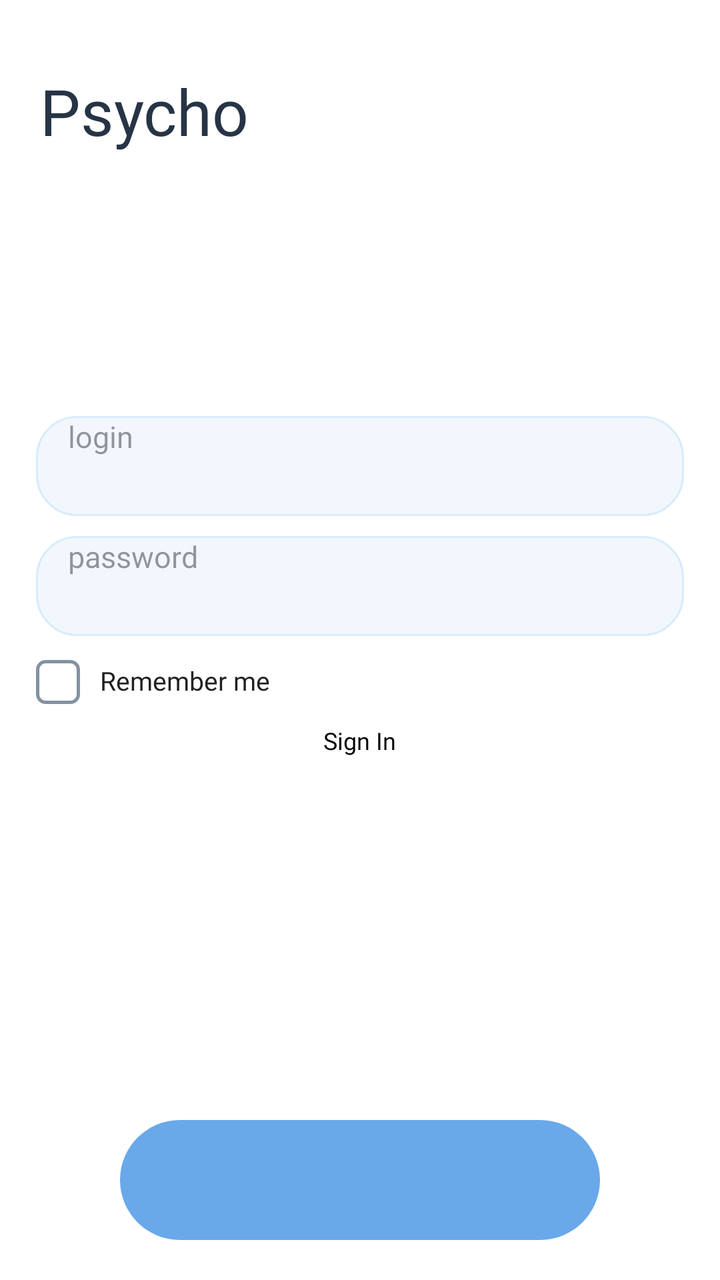
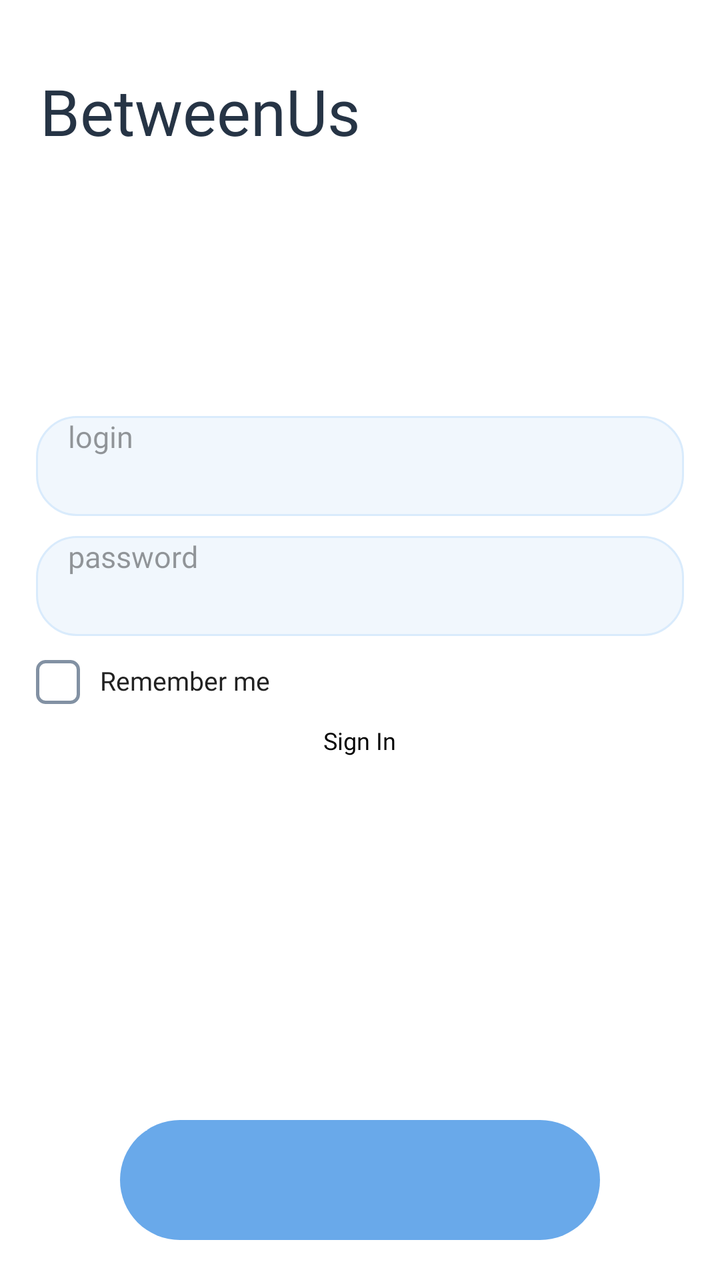

Before-and-after screenshots of an Android layout around one commit, followed by the original layout XML and the change that was made.
<!-- AndroidManifest.xml: application theme Theme.App.Starting -->
<!-- res/layout/login_activity.xml -->
<?xml version="1.0" encoding="utf-8"?>
    <FrameLayout xmlns:android="http://schemas.android.com/apk/res/android"
        android:orientation="vertical"
        android:layout_width="match_parent"
        android:layout_height="match_parent">
        <TextView
            android:id="@+id/icon"
            android:layout_width="wrap_content"
            android:layout_height="wrap_content"
            android:textColor="#263445"
            android:fontFamily="@font/coolvetica"
            android:text="Psycho"
            android:textSize="32sp"
            android:layout_marginStart="20dp"
            android:layout_marginTop="34dp"/>
        <LinearLayout
            android:layout_marginBottom="24dp"
            android:layout_gravity="center"
            android:layout_width="match_parent"
            android:layout_height="wrap_content"
            android:orientation="vertical">
            <EditText
                android:textSize="15dp"
                android:fontFamily="@font/geistmedium"
                android:textCursorDrawable="@color/black"
                android:hint="@string/login"
                android:textColor="@color/black"
                android:textColorHint="@color/black40"
                android:paddingLeft="16dp"
                android:id="@+id/login_space"
                android:layout_height="50dp"
                android:layout_width="match_parent"
                android:layout_marginLeft="18dp"
                android:layout_marginRight="18dp"
                android:background="@drawable/round_block"/>
            <EditText
                android:textSize="15dp"
                android:inputType="textPassword"
                android:fontFamily="@font/geistmedium"
                android:textCursorDrawable="@color/black"
                android:hint="@string/password"
                android:textColor="@color/black"
                android:textColorHint="@color/black40"
                android:paddingLeft="16dp"
                android:layout_marginTop="10dp"
                android:id="@+id/password_space"
                android:layout_height="50dp"
                android:layout_width="match_parent"
                android:layout_marginLeft="18dp"
                android:layout_marginRight="18dp"
                android:background="@drawable/round_block"/>
            <CheckBox
                android:id="@+id/cb_remember_me"
                android:layout_width="wrap_content"
                android:layout_height="wrap_content"
                android:layout_marginLeft="18dp"
                android:layout_marginStart="18dp"
                android:layout_marginTop="12dp"
                android:fontFamily="@font/geistmedium"
                android:text="@string/rememberme"
                android:textColor="@color/black"
                android:textSize="13sp"
                android:button="@drawable/checkbox"
                android:buttonTint="@null"
                android:gravity="center_vertical"
                android:minWidth="0dp"
                android:minHeight="0dp"
                android:paddingStart="10dp"
                android:paddingLeft="10dp"
                android:paddingTop="0dp"
                android:paddingBottom="0dp"
                android:includeFontPadding="false"/>
            <Button
                android:fontFamily="@font/geistmedium"
                android:background="@null"
                android:layout_marginTop="10dp"
                android:layout_gravity="center"
                android:textAllCaps="false"
                android:id="@+id/btn_go_to_reg"
                android:layout_width="wrap_content"
                android:layout_height="22dp"
                android:text="@string/signed_in"
                android:stateListAnimator="@null"
                android:textSize="12sp" />

        </LinearLayout>
        <Button
            android:stateListAnimator="@null"
            android:elevation="0dp"
            android:layout_marginBottom="20dp"
            android:layout_gravity="bottom"
            android:textAllCaps="false"
            android:layout_width="match_parent"
            android:layout_marginRight="60dp"
            android:layout_marginLeft="60dp"
            android:layout_height="60dp"
            android:background="@drawable/blue2_round_button"
            android:text="@string/login_for_button"
            android:id="@+id/login_btn"
            android:textColor="@color/background_color"
            android:fontFamily="@font/geistmedium"/>
    </FrameLayout>
<!-- resources referenced by this layout -->
<resources>
  <color name="background_color">#FFFFFF</color>
  <color name="black">#212121</color>
  <color name="black40">#66000000</color>
  <!-- drawable blue2_round_button (drawable) -->
  <?xml version="1.0" encoding="utf-8"?>
  <shape xmlns:android="http://schemas.android.com/apk/res/android">
      <solid android:color="#69A9EA"/>
      <corners android:radius="50dp"/>
  </shape>
  <!-- drawable checkbox (drawable) -->
  <?xml version="1.0" encoding="utf-8"?>
  <selector xmlns:android="http://schemas.android.com/apk/res/android">
  
      
      <item android:state_checked="true">
          <layer-list>
  
              
              <item>
                  <shape android:shape="rectangle">
                      <size
                          android:width="22dp"
                          android:height="22dp"/>
                      <corners android:radius="4dp"/>
                      <solid android:color="@android:color/transparent"/>
                      <stroke
                          android:width="1.5dp"
                          android:color="#347FC4"/>
                  </shape>
              </item>
  
              
              <item
                  android:drawable="@drawable/ic_check_blue"
                  android:top="2dp"
                  android:bottom="2dp"
                  android:left="2dp"
                  android:right="2dp"/>
  
          </layer-list>
      </item>
  
      
      <item>
          <shape android:shape="rectangle">
              <size
                  android:width="22dp"
                  android:height="22dp"/>
              <corners android:radius="4dp"/>
              <solid android:color="@android:color/transparent"/>
              <stroke
                  android:width="1.5dp"
                  android:color="#8291A3"/>
          </shape>
      </item>
  
  </selector>
  <!-- drawable round_block (drawable) -->
  <?xml version="1.0" encoding="utf-8"?>
  <shape xmlns:android="http://schemas.android.com/apk/res/android">
      <solid android:color="#F1F7FD"/>
      <corners android:radius="20dp"/>
      <stroke
          android:width="1dp"
          android:color="#D9EBFC"/>
  </shape>
  <string name="login">login</string>
  <string name="login_for_button">Log In</string>
  <string name="password">password</string>
  <string name="rememberme">Remember me</string>
  <string name="signed_in">Sign In</string>
  <style name="Theme.App.Starting" parent="Theme.SplashScreen">
          <item name="windowSplashScreenBackground">@color/background_color</item>
          <item name="windowSplashScreenAnimatedIcon">@drawable/icon_app_psycho_svg</item>
          <item name="postSplashScreenTheme">@style/Theme.PsychoApp</item>
      </style>
  <!-- drawable ic_check_blue (drawable) -->
  <vector xmlns:android="http://schemas.android.com/apk/res/android"
      android:width="18dp"
      android:height="18dp"
      android:viewportWidth="24"
      android:viewportHeight="24">
  
      <path
          android:fillColor="#347FC4"
          android:pathData="M9,16.17L4.83,12l-1.42,1.41L9,19 21,7l-1.41,-1.41z"/>
  
  </vector>
  <!-- drawable icon_app_psycho_svg: vector/xml drawable (drawable, 4124 chars, omitted) -->
  <style name="Theme.PsychoApp" parent="Theme.AppCompat.Light.NoActionBar">
          <item name="android:statusBarColor">@color/fullblack</item>
          <item name="android:navigationBarColor">@color/fullblack</item>
          <item name="windowActionBar">false</item>
          <item name="windowNoTitle">true</item>
          <item name="colorControlActivated">@color/background_color</item>
          <item name="colorControlNormal">@color/black40</item>
          <item name="android:windowBackground">@color/background_color</item>
      </style>
  <color name="fullblack">#0E0E0E</color>
</resources>

<!-- the commit's change to res/layout/login_activity.xml (unified diff, before → after) -->
@@ -9,7 +9,7 @@
             android:layout_height="wrap_content"
             android:textColor="#263445"
             android:fontFamily="@font/coolvetica"
-            android:text="Psycho"
+            android:text="@string/psycho"
             android:textSize="32sp"
             android:layout_marginStart="20dp"
             android:layout_marginTop="34dp"/>
<!-- resource entries referenced after the edit -->
@@ -69,6 +69,7 @@
   <string name="login">login</string>
   <string name="login_for_button">Log In</string>
   <string name="password">password</string>
+  <string name="psycho">BetweenUs</string>
   <string name="rememberme">Remember me</string>
   <string name="signed_in">Sign In</string>
   <style name="Theme.App.Starting" parent="Theme.SplashScreen">
